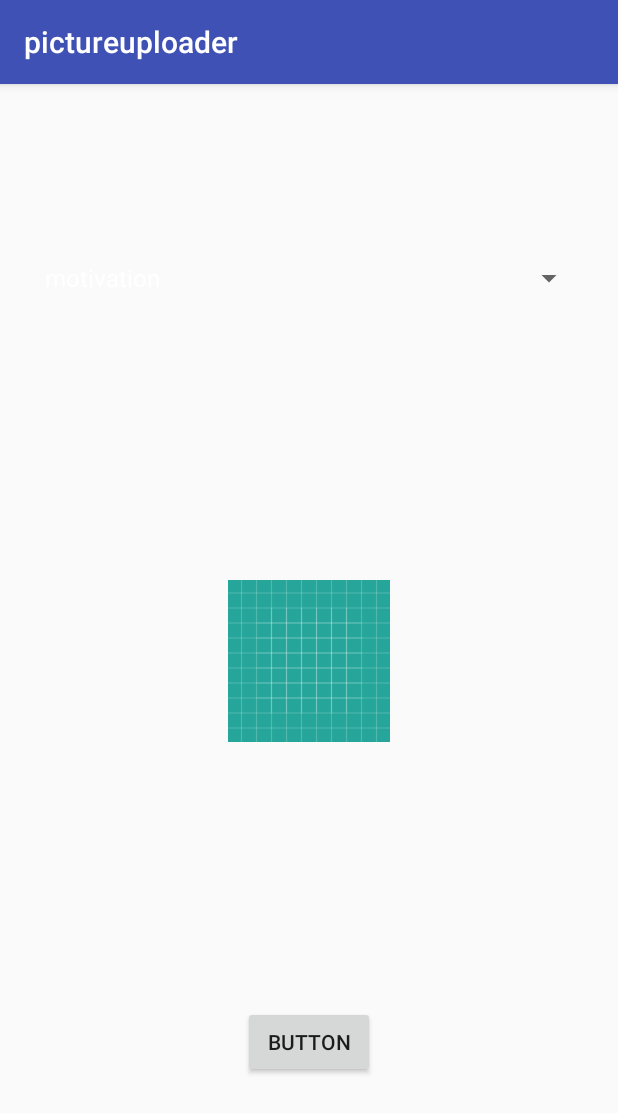
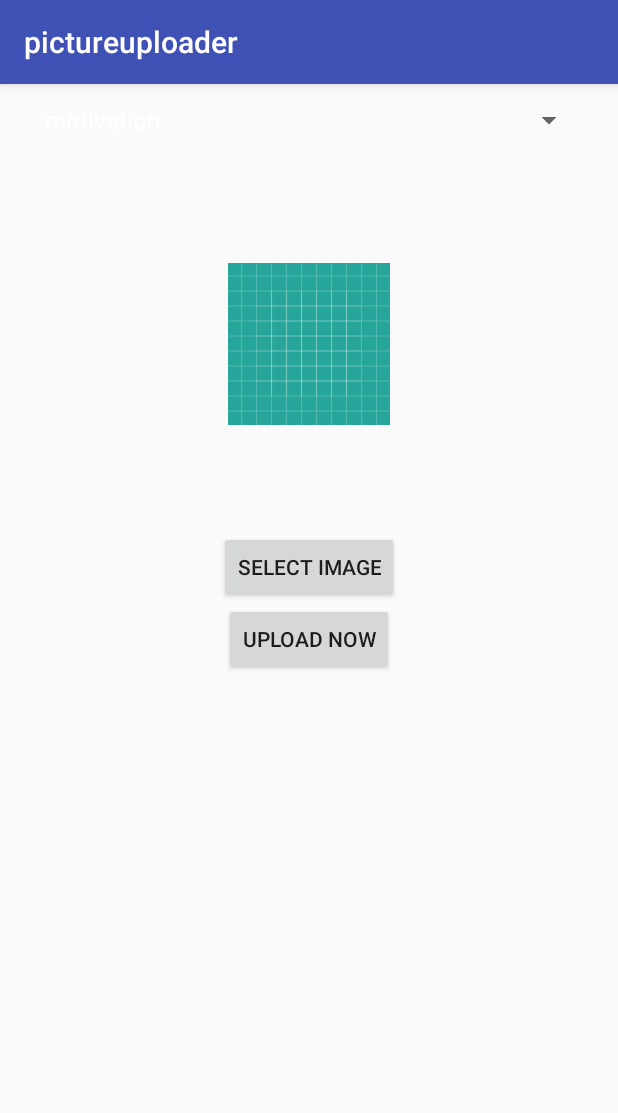
Before and after one commit to ashadnasim52/pictureuploader, an Android app: the screen it shows after launch (MainActivity), on a phone screen of 412 x 824 dp. Shown: the top 1113 px of the screen. Run offline under Robolectric (Android 15) with nearby library versions, the phone set to English and light mode, and no system bars; our stand-ins replace Firebase (no records; nobody signed in at launch, a user with empty details on screens opened directly).

```diff
--- a/app/src/main/java/byashad/qoutespicture/picture/quotes/pictureuploader/MainActivity.java
+++ b/app/src/main/java/byashad/qoutespicture/picture/quotes/pictureuploader/MainActivity.java
@@ -30,12 +30,15 @@ public class MainActivity extends AppCompatActivity {
     DatabaseReference urlofimage=ref.child("urls");
     StorageReference mStorageRef;
     private static int Gallery = 4;
+    int uploadornot=0;
+    //notbro
     HashMap<String ,String> hashMap=new HashMap<>();
     Spinner spinner;
 
     Uri downloadurl;
+    Uri uri;
 
-    Button uplad;
+    Button uplad,uplaodnow;
     ImageView upladedimage;
     @Override
     protected void onCreate(Bundle savedInstanceState) {
@@ -45,6 +48,7 @@ public class MainActivity extends AppCompatActivity {
 
         uplad=findViewById(R.id.upload);
         upladedimage=findViewById(R.id.upladimagesee);
+        uplaodnow=findViewById(R.id.uploadnow);
         spinner=findViewById(R.id.spinner);
 
         String type[]={"motivation","love","attitude","funny","techfacts"};
@@ -60,20 +64,11 @@ public class MainActivity extends AppCompatActivity {
                 startActivityForResult(i,Gallery);
             }
         });
-
-
-    }
-
+        uplaodnow.setOnClickListener(new View.OnClickListener() {
             @Override
-    protected void onActivityResult(int requestCode, int resultCode, Intent data) {
-        super.onActivityResult(requestCode, resultCode, data);
-        Uri uri;
-        if (requestCode==Gallery)
+            public void onClick(View v) {
+                if (uploadornot==1)
                 {
-            uri=data.getData();
-            upladedimage.setImageURI(uri);
-
-
                     StorageReference filename=mStorageRef.child("Status/"+uri.getLastPathSegment()+".png");
                     filename.putFile(uri).addOnSuccessListener(new OnSuccessListener<UploadTask.TaskSnapshot>() {
                         @Override
@@ -85,6 +80,7 @@ public class MainActivity extends AppCompatActivity {
                             String downlaodurltostring=downloadurl.toString();
                             hashMap.put("imageurl",downlaodurltostring);
                             hashMap.put("type",spinner.getSelectedItem().toString());
+                            hashMap.put("likes","0");
                             urlofimage.push().setValue(hashMap);
 
 
@@ -99,5 +95,31 @@ public class MainActivity extends AppCompatActivity {
                         }
                     });
                 }
+                else
+                    Toast.makeText(MainActivity.this, "PLEASE SELECT IMAGE", Toast.LENGTH_SHORT).show();
+
+            }
+        });
+
+
+    }
+
+    @Override
+    protected void onActivityResult(int requestCode, int resultCode, Intent data) {
+        super.onActivityResult(requestCode, resultCode, data);
+        if (requestCode==Gallery)
+        {
+            try {
+                uri=data.getData();
+                upladedimage.setImageURI(uri);
+                uploadornot=1;
+            } catch (Exception e) {
+                e.printStackTrace();
+                Toast.makeText(MainActivity.this, "NO IMAGE SELECTED", Toast.LENGTH_SHORT).show();
+
+            }
+
+
         }
     }
+}
--- a/app/src/main/res/layout/activity_main.xml
+++ b/app/src/main/res/layout/activity_main.xml
@@ -4,7 +4,20 @@
     xmlns:tools="http://schemas.android.com/tools"
     android:layout_width="match_parent"
     android:layout_height="match_parent"
-    tools:context=".MainActivity">
+    tools:context=".MainActivity"
+    tools:layout_editor_absoluteY="81dp">
+
+    <ScrollView
+        android:layout_width="match_parent"
+        android:layout_height="0dp"
+        app:layout_constraintBottom_toBottomOf="parent"
+        app:layout_constraintEnd_toEndOf="parent"
+        app:layout_constraintStart_toStartOf="parent"
+        app:layout_constraintTop_toTopOf="parent">
+
+        <android.support.constraint.ConstraintLayout
+            android:layout_width="match_parent"
+            android:layout_height="match_parent">
 
             <ImageView
                 android:id="@+id/upladimagesee"
@@ -21,12 +34,23 @@
                 android:id="@+id/upload"
                 android:layout_width="wrap_content"
                 android:layout_height="wrap_content"
-        android:text="Button"
+                android:text="SELECT IMAGE"
+                app:layout_constraintBottom_toTopOf="@+id/uploadnow"
+                app:layout_constraintEnd_toEndOf="parent"
+                app:layout_constraintHorizontal_bias="0.5"
+                app:layout_constraintStart_toStartOf="parent"
+                app:layout_constraintTop_toBottomOf="@+id/upladimagesee" />
+
+            <Button
+                android:id="@+id/uploadnow"
+                android:layout_width="wrap_content"
+                android:layout_height="wrap_content"
+                android:text="UPLOAD NOW"
                 app:layout_constraintBottom_toBottomOf="parent"
                 app:layout_constraintEnd_toEndOf="parent"
                 app:layout_constraintHorizontal_bias="0.5"
                 app:layout_constraintStart_toStartOf="parent"
-        app:layout_constraintTop_toBottomOf="@+id/upladimagesee" />
+                app:layout_constraintTop_toBottomOf="@+id/upload" />
 
             <Spinner
                 android:id="@+id/spinner"
@@ -34,6 +58,12 @@
                 android:layout_height="wrap_content"
                 app:layout_constraintBottom_toTopOf="@+id/upladimagesee"
                 app:layout_constraintEnd_toEndOf="parent"
+                app:layout_constraintHorizontal_bias="0.5"
                 app:layout_constraintStart_toStartOf="parent"
-        app:layout_constraintTop_toTopOf="parent" />
+                app:layout_constraintTop_toTopOf="parent"
+                app:layout_constraintVertical_chainStyle="spread_inside" />
         </android.support.constraint.ConstraintLayout>
+    </ScrollView>
+
+
+</android.support.constraint.ConstraintLayout>
```
Lines whose indentation alone changed are shown as unchanged.
